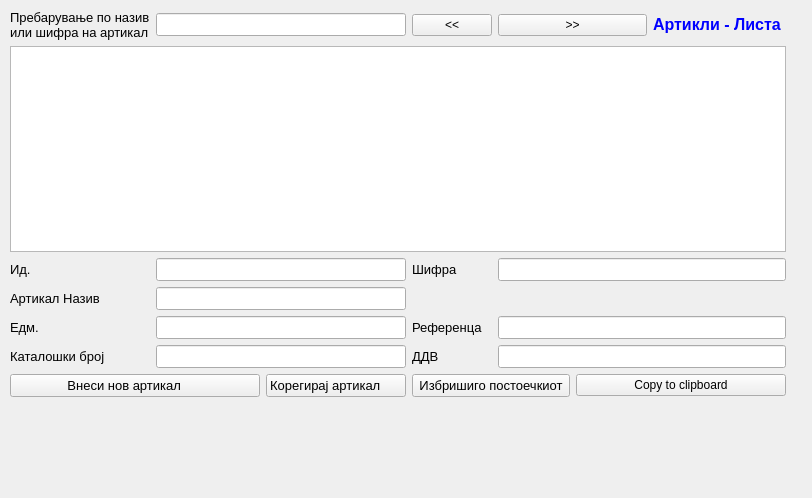
First picture: the form in sterna/Artikli/artiklilista.ui, repository srgank/sterna_x, before the edit.
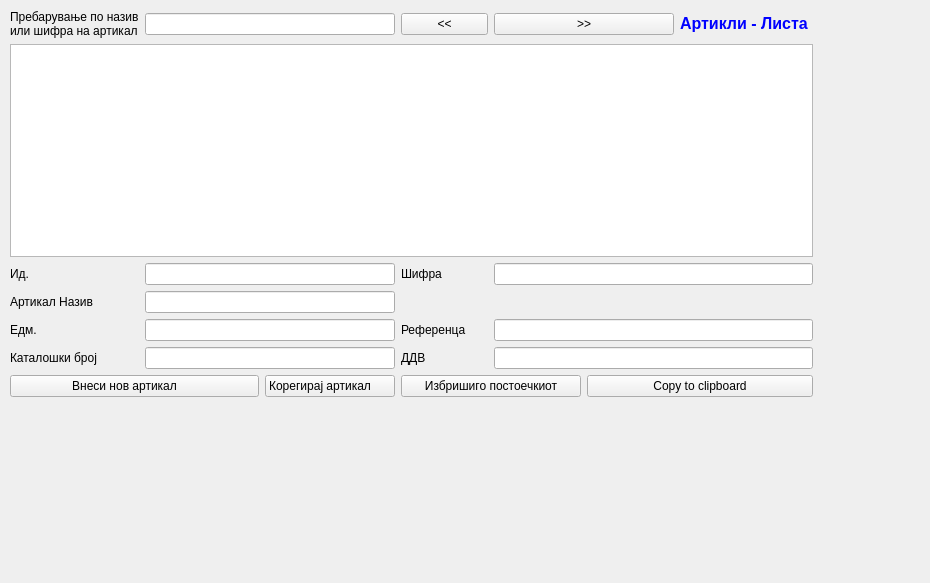
Second picture: the form after the edit. Icons and pictures are not drawn.

What changed in the file:
```diff
--- a/sterna/Artikli/artiklilista.ui
+++ b/sterna/Artikli/artiklilista.ui
@@ -6,8 +6,8 @@
    <rect>
     <x>0</x>
     <y>0</y>
-    <width>812</width>
-    <height>498</height>
+    <width>930</width>
+    <height>583</height>
    </rect>
   </property>
   <property name="windowTitle">
@@ -18,7 +18,7 @@
     <rect>
      <x>10</x>
      <y>10</y>
-     <width>776</width>
+     <width>803</width>
      <height>387</height>
     </rect>
    </property>
@@ -31,11 +31,6 @@
    <layout class="QGridLayout" name="gridLayout">
     <item row="0" column="0">
      <widget class="QLabel" name="label">
-      <property name="font">
-       <font>
-        <pointsize>10</pointsize>
-       </font>
-      </property>
       <property name="text">
        <string>Пребарување по назив 
 или шифра на артикал</string>
@@ -50,11 +45,6 @@
         <height>0</height>
        </size>
       </property>
-      <property name="font">
-       <font>
-        <pointsize>10</pointsize>
-       </font>
-      </property>
      </widget>
     </item>
     <item row="0" column="3">
@@ -73,11 +63,6 @@
     </item>
     <item row="0" column="6">
      <widget class="QLabel" name="label_8">
-      <property name="font">
-       <font>
-        <pointsize>10</pointsize>
-       </font>
-      </property>
       <property name="text">
        <string>&lt;html&gt;&lt;head&gt;&lt;meta name=&quot;qrichtext&quot; content=&quot;1&quot; /&gt;&lt;style type=&quot;text/css&quot;&gt;
 p, li { white-space: pre-wrap; }
@@ -125,11 +110,6 @@
         </disabled>
        </palette>
       </property>
-      <property name="font">
-       <font>
-        <pointsize>10</pointsize>
-       </font>
-      </property>
       <property name="alternatingRowColors">
        <bool>true</bool>
       </property>
@@ -137,11 +117,6 @@
     </item>
     <item row="2" column="0">
      <widget class="QLabel" name="label_2">
-      <property name="font">
-       <font>
-        <pointsize>10</pointsize>
-       </font>
-      </property>
       <property name="text">
        <string>Ид.</string>
       </property>
@@ -155,11 +130,6 @@
         <height>0</height>
        </size>
       </property>
-      <property name="font">
-       <font>
-        <pointsize>10</pointsize>
-       </font>
-      </property>
       <property name="readOnly">
        <bool>true</bool>
       </property>
@@ -167,11 +137,6 @@
     </item>
     <item row="2" column="3">
      <widget class="QLabel" name="label_3">
-      <property name="font">
-       <font>
-        <pointsize>10</pointsize>
-       </font>
-      </property>
       <property name="text">
        <string>Шифра</string>
       </property>
@@ -179,11 +144,6 @@
     </item>
     <item row="3" column="0">
      <widget class="QLabel" name="label_4">
-      <property name="font">
-       <font>
-        <pointsize>10</pointsize>
-       </font>
-      </property>
       <property name="text">
        <string>Артикал Назив</string>
       </property>
@@ -197,11 +157,6 @@
         <height>0</height>
        </size>
       </property>
-      <property name="font">
-       <font>
-        <pointsize>10</pointsize>
-       </font>
-      </property>
       <property name="readOnly">
        <bool>true</bool>
       </property>
@@ -209,11 +164,6 @@
     </item>
     <item row="4" column="0">
      <widget class="QLabel" name="label_5">
-      <property name="font">
-       <font>
-        <pointsize>10</pointsize>
-       </font>
-      </property>
       <property name="text">
        <string>Едм.</string>
       </property>
@@ -227,11 +177,6 @@
         <height>0</height>
        </size>
       </property>
-      <property name="font">
-       <font>
-        <pointsize>10</pointsize>
-       </font>
-      </property>
       <property name="readOnly">
        <bool>true</bool>
       </property>
@@ -239,11 +184,6 @@
     </item>
     <item row="4" column="3">
      <widget class="QLabel" name="label_6">
-      <property name="font">
-       <font>
-        <pointsize>10</pointsize>
-       </font>
-      </property>
       <property name="text">
        <string>Референца</string>
       </property>
@@ -251,11 +191,6 @@
     </item>
     <item row="5" column="0">
      <widget class="QLabel" name="label_7">
-      <property name="font">
-       <font>
-        <pointsize>10</pointsize>
-       </font>
-      </property>
       <property name="text">
        <string>Каталошки број</string>
       </property>
@@ -269,11 +204,6 @@
         <height>0</height>
        </size>
       </property>
-      <property name="font">
-       <font>
-        <pointsize>10</pointsize>
-       </font>
-      </property>
       <property name="readOnly">
        <bool>true</bool>
       </property>
@@ -281,11 +211,6 @@
     </item>
     <item row="5" column="3">
      <widget class="QLabel" name="label_13">
-      <property name="font">
-       <font>
-        <pointsize>10</pointsize>
-       </font>
-      </property>
       <property name="text">
        <string>ДДВ</string>
       </property>
@@ -293,11 +218,6 @@
     </item>
     <item row="6" column="0" colspan="2">
      <widget class="QPushButton" name="pb_vnesi_nov">
-      <property name="font">
-       <font>
-        <pointsize>10</pointsize>
-       </font>
-      </property>
       <property name="text">
        <string>Внеси нов артикал      </string>
       </property>
@@ -309,11 +229,6 @@
     </item>
     <item row="6" column="2">
      <widget class="QPushButton" name="pb_koregiraj_postoecki">
-      <property name="font">
-       <font>
-        <pointsize>10</pointsize>
-       </font>
-      </property>
       <property name="text">
        <string>Корегирај артикал      </string>
       </property>
@@ -328,11 +243,6 @@
       <property name="enabled">
        <bool>true</bool>
       </property>
-      <property name="font">
-       <font>
-        <pointsize>10</pointsize>
-       </font>
-      </property>
       <property name="text">
        <string>Избришиго постоечкиот</string>
       </property>
@@ -353,11 +263,6 @@
         <height>0</height>
        </size>
       </property>
-      <property name="font">
-       <font>
-        <pointsize>10</pointsize>
-       </font>
-      </property>
       <property name="readOnly">
        <bool>true</bool>
       </property>
@@ -371,11 +276,6 @@
         <height>0</height>
        </size>
       </property>
-      <property name="font">
-       <font>
-        <pointsize>10</pointsize>
-       </font>
-      </property>
       <property name="readOnly">
        <bool>true</bool>
       </property>
@@ -389,11 +289,6 @@
         <height>0</height>
        </size>
       </property>
-      <property name="font">
-       <font>
-        <pointsize>10</pointsize>
-       </font>
-      </property>
       <property name="readOnly">
        <bool>true</bool>
       </property>
```
